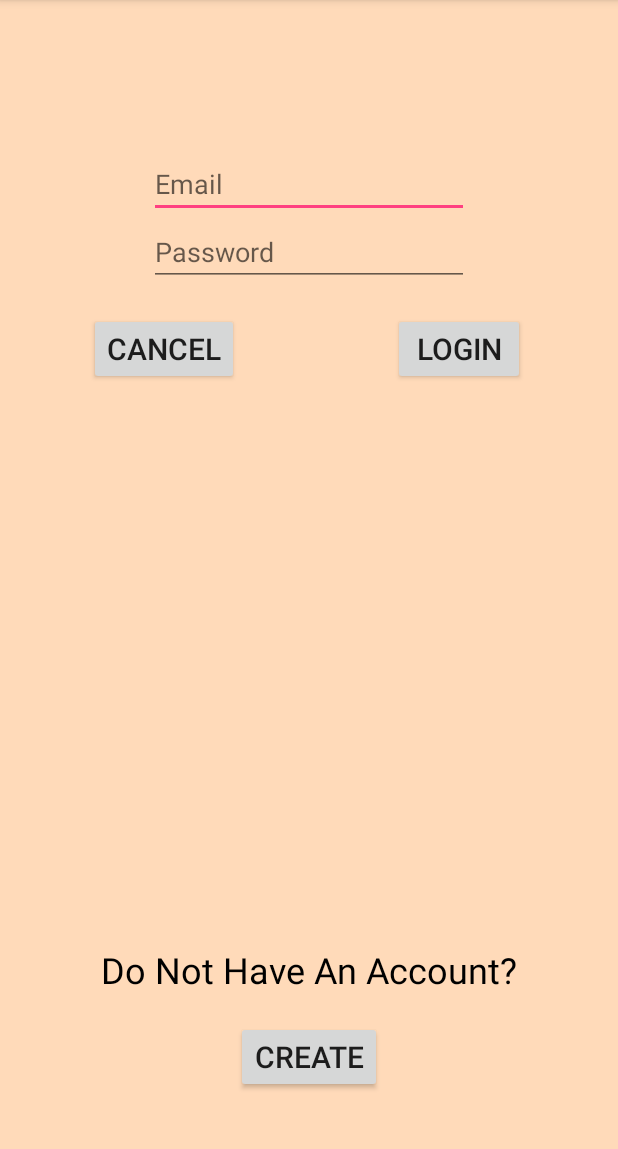
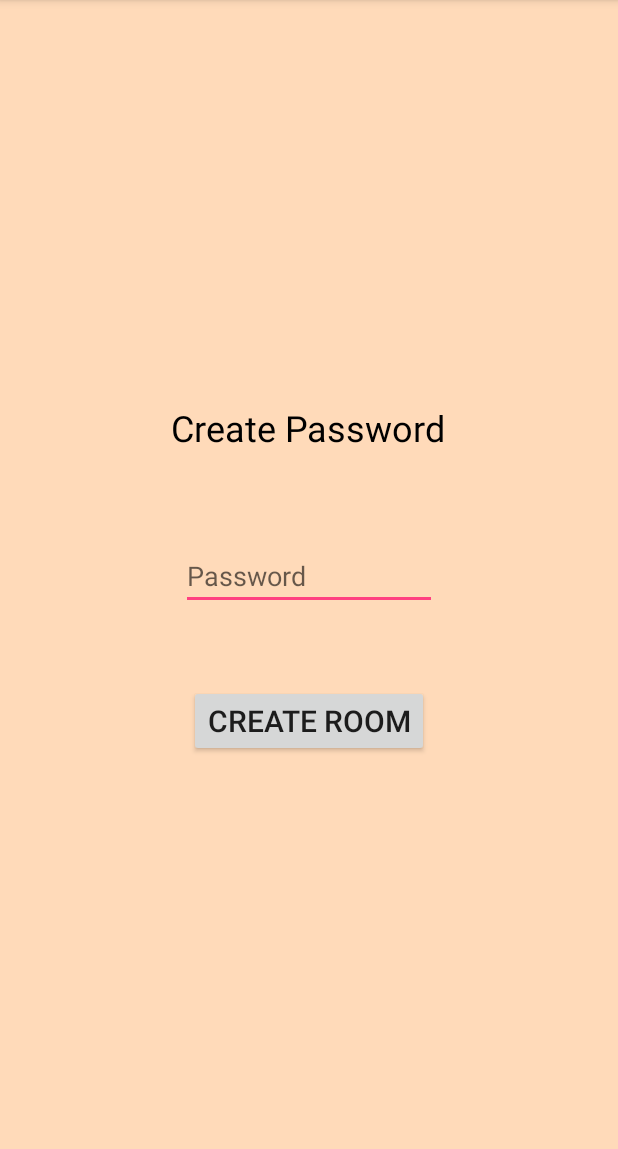
Before and after one commit to bpbrianpham/TutorBoard, an Android app: the LoginActivity screen opened directly, with no data from a screen before it, on a phone screen of 412 x 824 dp, the part 84-1233 px from its top. Run offline under Robolectric (Android 15) with nearby library versions, the light colour scheme and no system bars.

Commit message:
Changed Login and Added to Join

```diff
--- a/TutorBoard/app/src/main/res/layout/activity_login.xml
+++ b/TutorBoard/app/src/main/res/layout/activity_login.xml
@@ -8,71 +8,33 @@
     tools:context="com.example.ben.tutorboard.LoginActivity">
 
     <EditText
-        android:id="@+id/email"
-        android:layout_width="wrap_content"
-        android:layout_height="wrap_content"
-        android:layout_alignParentTop="true"
-        android:layout_centerHorizontal="true"
-        android:layout_marginTop="100dp"
-        android:ems="10"
-        android:hint="@string/prompt_email"
-
-        android:inputType="textEmailAddress" />
-
-    <EditText
         android:id="@+id/password"
         android:layout_width="wrap_content"
         android:layout_height="wrap_content"
-        android:layout_below="@+id/email"
         android:layout_centerHorizontal="true"
-        android:ems="10"
+        android:layout_centerVertical="true"
+        android:ems="8"
         android:hint="@string/prompt_password"
         android:inputType="textPassword" />
-
-    <Button
-        android:id="@+id/cancel"
-        android:layout_width="wrap_content"
-        android:layout_height="wrap_content"
-        android:layout_alignParentLeft="true"
-        android:layout_alignParentStart="true"
-        android:layout_below="@+id/password"
-        android:layout_marginLeft="59dp"
-        android:layout_marginStart="59dp"
-        android:layout_marginTop="18dp"
-        android:textSize="20dp"
-        android:text="@string/cancel" />
-
-    <Button
-        android:id="@+id/login"
-        android:layout_width="wrap_content"
-        android:layout_height="wrap_content"
-        android:layout_alignBaseline="@+id/cancel"
-        android:layout_alignBottom="@+id/cancel"
-        android:layout_alignParentEnd="true"
-        android:layout_alignParentRight="true"
-        android:layout_marginEnd="62dp"
-        android:layout_marginRight="62dp"
-        android:textSize="20dp"
-        android:text="@string/login" />
 
     <TextView
         android:id="@+id/account"
         android:layout_width="wrap_content"
         android:layout_height="wrap_content"
-        android:layout_alignParentBottom="true"
+        android:layout_above="@+id/password"
         android:layout_centerHorizontal="true"
-        android:layout_marginBottom="105dp"
-        android:textSize="24dp"
+        android:layout_marginBottom="60dp"
+        android:text="@string/password"
         android:textColor="@color/black"
-        android:text="@string/noAccount" />
+        android:textSize="24dp" />
 
     <Button
         android:id="@+id/Create"
         android:layout_width="wrap_content"
         android:layout_height="wrap_content"
-        android:layout_alignParentBottom="true"
+        android:layout_below="@+id/password"
         android:layout_centerHorizontal="true"
-        android:layout_marginBottom="39dp"
-        android:textSize="20dp"
-        android:text="@string/create" />
+        android:layout_marginTop="50dp"
+        android:text="@string/create"
+        android:textSize="20dp" />
 </RelativeLayout>
--- a/TutorBoard/app/src/main/res/values/strings.xml
+++ b/TutorBoard/app/src/main/res/values/strings.xml
@@ -14,10 +14,10 @@
     <string name="permission_rationale">"Contacts permissions are needed for providing email
         completions."
     </string>
-    <string name="create">Create</string>
+    <string name="create">Create Room</string>
     <string name="join">Join</string>
     <string name="title_activity_main2">LoginActivity</string>
     <string name="cancel">Cancel</string>
     <string name="login">Login</string>
-    <string name="noAccount">Do Not Have An Account?</string>
+    <string name="password">Create Password</string>
 </resources>
```
Also changed, not shown: TutorBoard/app/src/main/res/layout/activity_enter_session.xml (+33 -13 lines), 1 other file.
